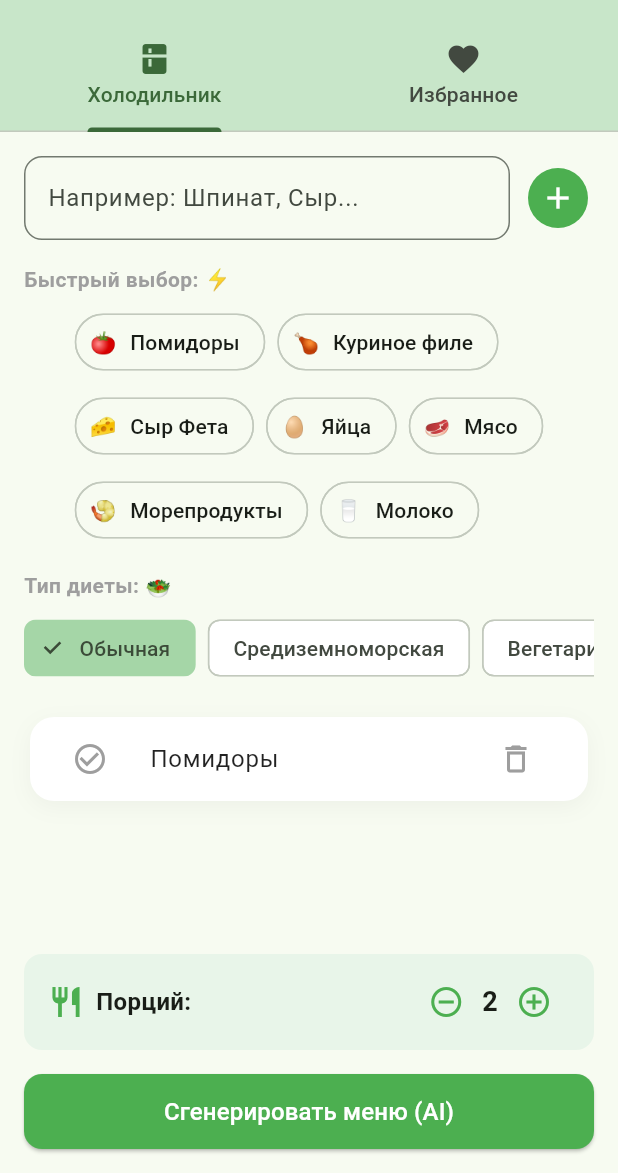
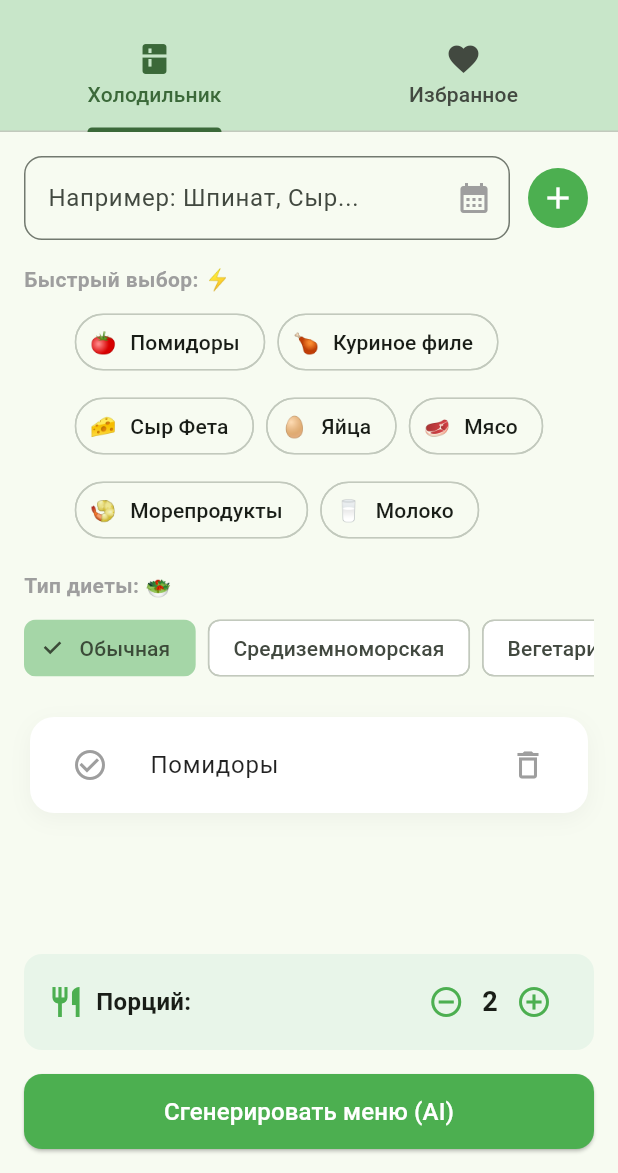
Before and after one commit to cherrydan/zero_waste_chef, a Flutter app: the screen it shows once a user with an empty profile is signed in, after a tap on "Помидоры", on a phone screen of 412 x 824 dp, the part 63-1236 px from its top. Run offline on Flutter 3.47's test engine with Material 3 defaults, Android fonts, the phone set to English and light mode, and no system bars; our stand-ins replace cloud_firestore, firebase_auth, firebase_core, google_sign_in, logger, shared_preferences; accounts and stored records are empty; network calls fail.

Commit message:
feat: implement smart expiry date with automatic urgency, date picker UI, and robust Firestore JSON serialization

```diff
--- a/lib/screens/fridge_screen.dart
+++ b/lib/screens/fridge_screen.dart
@@ -10,13 +10,41 @@ import 'package:cloud_firestore/cloud_firestore.dart';
 
 
 
-// Сначала создадим модель нашего ингредиента
 class Ingredient {
   final String name;
-  bool isUrgent; // Флаг: нужно ли съесть срочно (актуально для южных стран!)
+  bool isUrgent;
+  final DateTime? expiryDate; // Наше новое поле!
 
-  Ingredient({required this.name, this.isUrgent = false});
+  Ingredient({
+    required this.name,
+    this.isUrgent = false,
+    this.expiryDate,
+  });
+
+  // Превращаем в JSON (для сохранения в SharedPreferences и Firestore)
+  Map<String, dynamic> toJson() {
+    return {
+      'name': name,
+      'isUrgent': isUrgent,
+      // В JSON нельзя сохранить объект DateTime напрямую,
+      // поэтому мы превращаем его в строку формата ISO-8601 (например, "2026-07-02")
+      'expiryDate': expiryDate?.toIso8601String(),
+    };
   }
+
+  // Создаем объект из JSON (для загрузки)
+  factory Ingredient.fromJson(Map<String, dynamic> json) {
+    return Ingredient(
+      name: json['name'] as String,
+      isUrgent: json['isUrgent'] as bool,
+      // Превращаем строку ISO обратно в объект DateTime (если она есть)
+      expiryDate: json['expiryDate'] != null
+          ? DateTime.parse(json['expiryDate'] as String)
+          : null,
+    );
+  }
+}
+
 
 // Популярные продукты в виде иконок для быстрого добавления
 class PopularProduct {
@@ -49,47 +77,66 @@ class _FridgeScreenState extends State<FridgeScreen> {
   final List<String> _diets = ['Обычная', 'Средиземноморская', 'Вегетарианская'];
   String _selectedDiet = 'Обычная'; // Переменная для хранения выбранной диеты
 
+  DateTime? _selectedExpiryDate; // Временная переменная для нового продукта
 
   final List<PopularProduct> _popularProducts = [
     PopularProduct(name: 'Помидоры', emoji: '🍅'),
     PopularProduct(name: 'Куриное филе', emoji: '🍗'),
     PopularProduct(name: 'Сыр Фета', emoji: '🧀'),
     PopularProduct(name: 'Яйца', emoji: '🥚'),
-
     PopularProduct(name: 'Мясо', emoji: '🥩'),
     PopularProduct(name: 'Морепродукты', emoji: '🍤'),
     PopularProduct(name: 'Молоко', emoji: '🥛'),
   ];
 
-  // Функция сохранения холодильника в память телефона (в формате JSON)
+  // Функция сохранения холодильника в память телефона и Firestore
   Future<void> _saveFridgeData() async {
     final prefs = await SharedPreferences.getInstance();
-    // Превращаем список объектов Ingredient в список простых карт (Map)
-    final listJson = _ingredients.map((it) => {
-      'name': it.name,
-      'isUrgent': it.isUrgent
-    }).toList();
 
-    // Кодируем в одну большую JSON-строку и сохраняем
+    // Используем наш новый метод toJson() для правильного сохранения дат!
+    final listJson = _ingredients.map((it) => it.toJson()).toList();
+
     await prefs.setString('fridge_list', jsonEncode(listJson));
 
-    // 1. Получаем доступ к базе данных Firestore
     final db = FirebaseFirestore.instance;
+    final user = FirebaseAuth.instance.currentUser;
 
-    // Получаем уникальный id пользователя
-    final user = FirebaseAuth.instance.currentUser;
     if (user != null) {
-
-// 2. Отправляем данные в папку 'fridges' под его уникальным id)
       await db.collection('fridges').doc(user.uid).set({
-      'ingredients': listJson, // наш список ингредиентов в JSON-виде
+        'ingredients': listJson,
       });
-
-  }
-  else {
-      return;
     }
   }
+
+    String _formatDate(DateTime? date) {
+    if (date == null) return '';
+    // Дописываем ноль слева, если число меньше 10 (например, "2" станет "02")
+    final day = date.day.toString().padLeft(2, '0');
+    final month = date.month.toString().padLeft(2, '0');
+    return '$day.$month';
+  }
+
+
+  // Функция выбора даты через календарь
+  Future<void> _selectExpiryDate(BuildContext context) async {
+    final DateTime? picked = await showDatePicker(
+      context: context,
+      initialDate: DateTime.now(),
+      firstDate: DateTime.now(),
+      lastDate: DateTime.now().add(const Duration(days: 365)),
+    );
+
+    if (picked != null) {
+      setState(() {
+        _selectedExpiryDate = picked;
+      });
+    }
+  }
+
+  // ==========================================
+  // ДАЛЬШЕ ИДУТ ТВОИ ДРУГИЕ ФУНКЦИИ (например, _loadFridgeData, _addIngredient и т.д.)
+
+
 
   Future<void> _loadFridgeData() async {
     final user = FirebaseAuth.instance.currentUser;
@@ -104,13 +151,13 @@ final List<PopularProduct> _popularProducts = [
 
         if (doc.exists && doc.data() != null) {
           final List<dynamic> cloudList = doc.data()!['ingredients'] as List<dynamic>;
+                  // Было: cloudList.map((e) => Ingredient(name: e['name'], isUrgent: e['isUrgent']))
+        // Станет:
         setState(() {
           _ingredients.clear();
-            _ingredients.addAll(cloudList.map((e) => Ingredient(
-              name: e['name'] as String,
-              isUrgent: e['isUrgent'] as bool,
-            )));
+          _ingredients.addAll(cloudList.map((e) => Ingredient.fromJson(e as Map<String, dynamic>)));
         });
+
           _showInfo('Данные успешно загружены из облака! ☁️', Colors.green);
           return;
         }
@@ -130,13 +177,13 @@ final List<PopularProduct> _popularProducts = [
 
     try {
       final List<dynamic> decodedList = jsonDecode(savedString);
+      // Было: decodedList.map((e) => Ingredient(name: e['name'], isUrgent: e['isUrgent']))
+      // Станет:
       setState(() {
         _ingredients.clear();
-        _ingredients.addAll(decodedList.map((e) => Ingredient(
-          name: e['name'] as String,
-          isUrgent: e['isUrgent'] as bool,
-        )));
+        _ingredients.addAll(decodedList.map((e) => Ingredient.fromJson(e as Map<String, dynamic>)));
       });
+
       // Синее/оранжевое информационное сообщение
       _showInfo('Данные холодильника загружены локально из SharedPreferences. 💾', Colors.blue);
     } catch (e) {
@@ -190,23 +237,44 @@ final List<PopularProduct> _popularProducts = [
     if (_controller.text.trim().isEmpty) return;
 
     setState(() {
+      // Добавляем ингредиент с нашей выбранной датой!
+      _ingredients.add(Ingredient(
+        name: _controller.text.trim(),
+        expiryDate: _selectedExpiryDate, // Передаем дату сюда!
+      ));
 
-      _ingredients.add(Ingredient(name: _controller.text.trim()));
       _controller.clear();
+      _selectedExpiryDate = null; // Очищаем временную дату для следующего продукта!
     });
-    _saveFridgeData();
+
+    _saveFridgeData(); // Сохраняем в память и Firestore
   }
+
+  bool _isProductExpiringSoon(DateTime? expiryDate) {
+    if (expiryDate == null) return false;
+
+    // Считаем разницу в днях между сроком годности и сегодняшним днем
+    final difference = expiryDate.difference(DateTime.now()).inDays;
+
+    // Если осталось 2 дня или меньше — продукт "горит"!
+    return difference <= 2;
+  }
+
+
 
   // Добавляем новый ингридиент через меню популярных продуктов
     void _addPopularProduct(PopularProduct product) {
     setState(() {
-    // Добавь новый ингредиент в наш список _ingredients.
-    // Имя ингредиента должно браться из product.name.
-    _ingredients.add(Ingredient(name: product.name));
+      _ingredients.add(Ingredient(
+        name: product.name,
+        expiryDate: _selectedExpiryDate, // Передаем временно выбранную дату!
+        // Если дата горит — умная срочность сама покрасит карточку!
+      ));
+      _selectedExpiryDate = null; // Сбрасываем дату для следующего продукта
+    });
+    _saveFridgeData(); // Синхронизируем с облаком
+  }
 
-  });
-  _saveFridgeData(); // Сохраняемся
-}
 
 
   // Функция удаления продукта
@@ -297,8 +365,18 @@ final List<PopularProduct> _popularProducts = [
                 border: OutlineInputBorder(
                 borderRadius: BorderRadius.circular(12),
                 ),
+            // ДОБАВЛЯЕМ КНОПКУ КАЛЕНДАРЯ ВНУТРЬ ПОЛЯ:
+            suffixIcon: IconButton(
+            icon: Icon(
+            Icons.calendar_month,
+            // Если дата выбрана — иконка станет зеленой, если нет — серой
+            color: _selectedExpiryDate != null ? Colors.green : Colors.grey,
+      ),
+      onPressed: () => _selectExpiryDate(context), // Вызываем наш календарь!
     ),
   ),
+),
+
               ),
               const SizedBox(width: 8),
               IconButton.filled(
@@ -376,10 +454,15 @@ final List<PopularProduct> _popularProducts = [
                     itemCount: _ingredients.length,
                     itemBuilder: (context, index) {
                     final item = _ingredients[index];
+
+                    // Создаем временную переменную для удобства, чтобы не писать длинную формулу три раза:
+                    final bool isRedStatus = item.isUrgent || _isProductExpiringSoon(item.expiryDate);
+
                     return Container(
                         margin: const EdgeInsets.symmetric(vertical: 6.0, horizontal: 4.0),
                         decoration: BoxDecoration(
-                          color: item.isUrgent ? Colors.red.shade50 : Colors.white,
+                          // Твоя умная логика цвета фона!
+                          color: isRedStatus ? Colors.red.shade50 : Colors.white,
                           borderRadius: BorderRadius.circular(16.0),
                           boxShadow: [
                             BoxShadow(
@@ -390,26 +473,32 @@ final List<PopularProduct> _popularProducts = [
                           ],
                         ),
                         child: ListTile(
+                          contentPadding: const EdgeInsets.symmetric(horizontal: 16.0, vertical: 4.0),
                           leading: IconButton(
                             icon: Icon(
-                              item.isUrgent ? Icons.warning_amber_rounded : Icons.check_circle_outline,
-                              color: item.isUrgent ? Colors.red : Colors.grey,
+                              // Если статус красный — показываем треугольник, если нет — круг с галочкой
+                              isRedStatus ? Icons.warning_amber_rounded : Icons.check_circle_outline,
+                              color: isRedStatus ? Colors.red : Colors.grey,
                             ),
                             onPressed: () => _toggleUrgent(index),
                           ),
                           title: Text(
                             item.name,
                             style: TextStyle(
-                              fontWeight: item.isUrgent ? FontWeight.bold : FontWeight.normal,
-                              color: item.isUrgent ? Colors.red.shade900 : Colors.black87,
+                              fontWeight: isRedStatus ? FontWeight.bold : FontWeight.normal,
+                              color: isRedStatus ? Colors.red.shade900 : Colors.black87,
                             ),
                           ),
+                          subtitle: item.expiryDate != null
+                              ? Text('Годен до: ${_formatDate(item.expiryDate)}')
+                              : null,
                           trailing: IconButton(
                             icon: const Icon(Icons.delete_outline, color: Colors.grey),
                             onPressed: () => _removeIngredient(index),
                           ),
                         ),
                       );
+
                     },
                   ),
           ),
```
Lines whose indentation alone changed are shown as unchanged.
